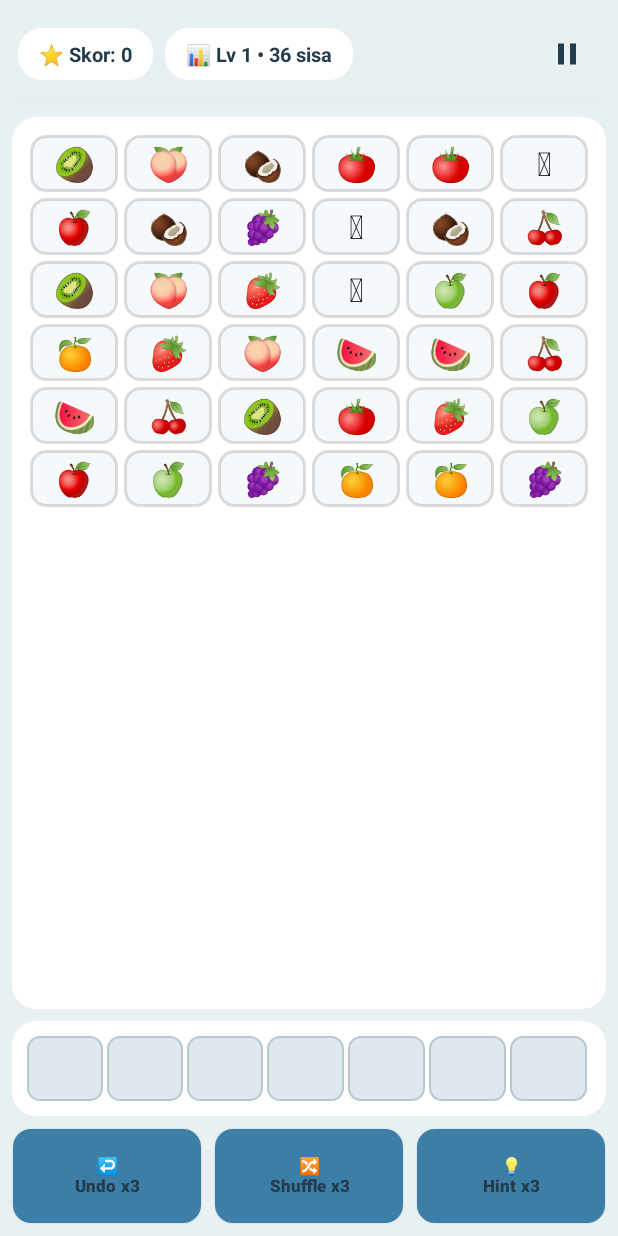
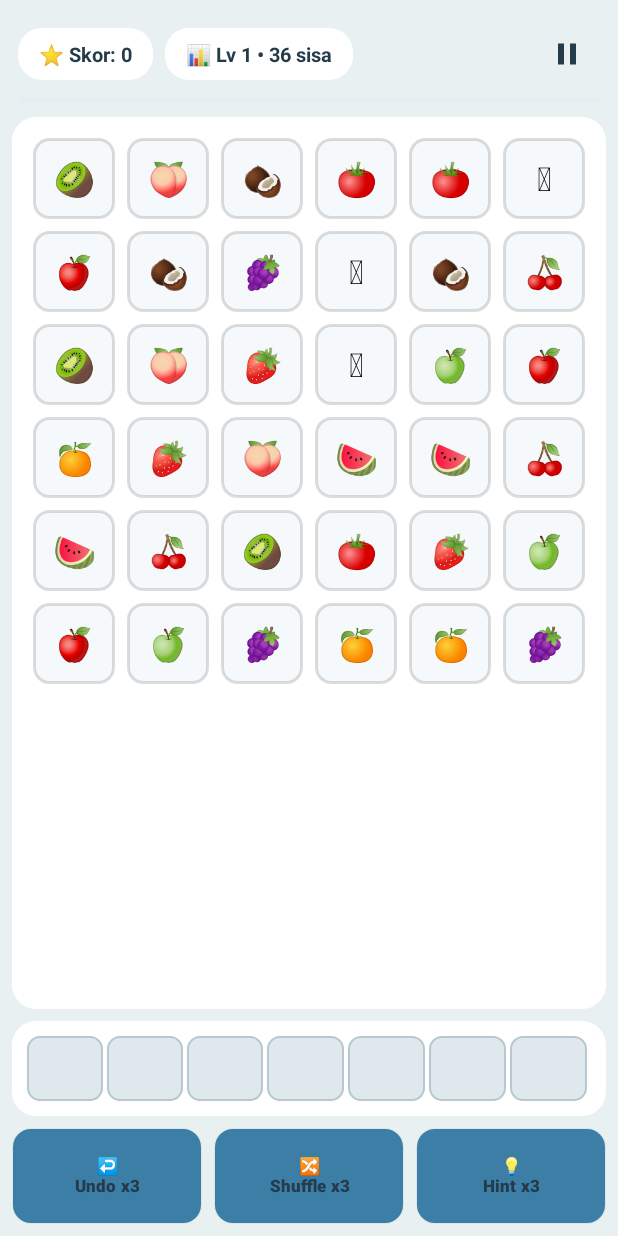
Before and after one commit to anwarlutfi58-cmd/mencocokan-gambar, an Android app: the GameActivity screen opened directly, with no data from a screen before it, on a phone screen of 412 x 824 dp. Run offline under Robolectric (Android 15) with nearby library versions, the phone set to English and light mode, and no system bars.

Commit message:
Perbarui app/src/main/res/layout/item_tile.xml

```diff
--- a/app/src/main/res/layout/item_tile.xml
+++ b/app/src/main/res/layout/item_tile.xml
@@ -2,7 +2,7 @@
 <FrameLayout xmlns:android="http://schemas.android.com/apk/res/android"
     android:layout_width="match_parent"
     android:layout_height="wrap_content"
-    android:padding="2dp">
+    android:padding="4dp">
 
     <TextView
         android:id="@+id/tileText"
@@ -10,21 +10,21 @@
         android:layout_height="wrap_content"
         android:background="@drawable/bg_tile"
         android:gravity="center"
-        android:minHeight="38dp"
+        android:minHeight="54dp"
         android:textSize="@dimen/tile_text"
-        android:padding="3dp"/>
+        android:padding="4dp"/>
 
     <TextView
         android:id="@+id/stackBadge"
         android:layout_width="wrap_content"
         android:layout_height="wrap_content"
-        android:layout_gravity="top|end"
+        android:layout_gravity="bottom|end"
         android:background="@drawable/bg_slot_filled"
-        android:paddingHorizontal="3dp"
+        android:paddingHorizontal="4dp"
         android:paddingVertical="1dp"
-        android:text="+1"
+        android:text="🂠 2"
         android:textColor="@color/text"
-        android:textSize="8sp"
+        android:textSize="9sp"
         android:textStyle="bold"
         android:visibility="gone"/>
 </FrameLayout>
```
